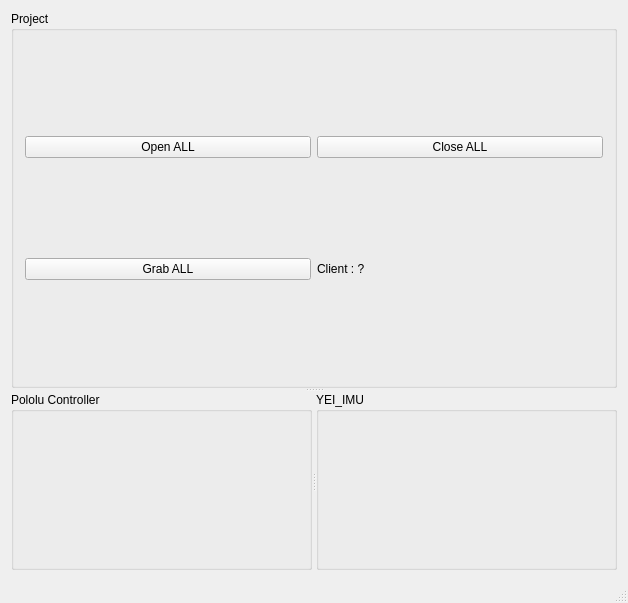
SilvioGiancola/OdroidXU4, file mainwindow.ui: the form before one commit.
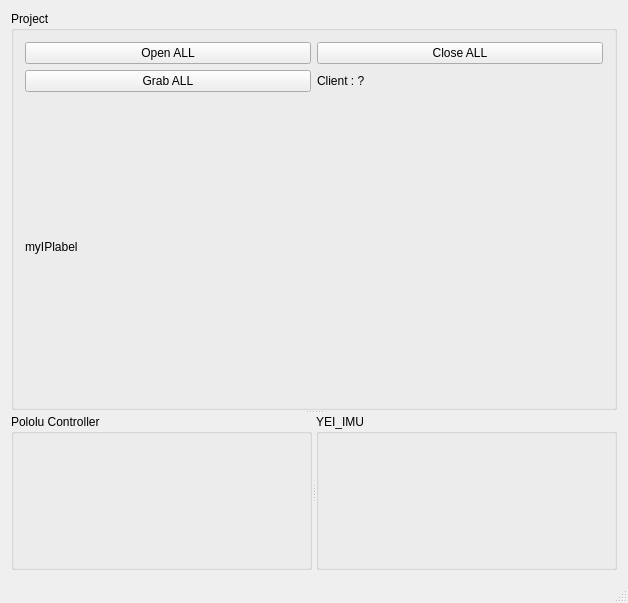
The form after the commit. Custom widgets are drawn as their Qt base class.

Diff of the .ui file:
```diff
--- a/mainwindow.ui
+++ b/mainwindow.ui
@@ -31,34 +31,41 @@
         <string>Project</string>
        </property>
        <layout class="QGridLayout" name="gridLayout_2">
-        <item row="2" column="1">
-         <widget class="QPushButton" name="pushButton_graball">
-          <property name="text">
-           <string>Grab ALL</string>
-          </property>
-         </widget>
-        </item>
-        <item row="0" column="2">
-         <widget class="QPushButton" name="pushButton_closeall">
-          <property name="text">
-           <string>Close ALL</string>
-          </property>
-         </widget>
-        </item>
-        <item row="0" column="1">
+        <item row="0" column="0">
          <widget class="QPushButton" name="pushButton_openall">
           <property name="text">
            <string>Open ALL</string>
           </property>
          </widget>
         </item>
-        <item row="2" column="2">
+        <item row="0" column="1">
+         <widget class="QPushButton" name="pushButton_closeall">
+          <property name="text">
+           <string>Close ALL</string>
+          </property>
+         </widget>
+        </item>
+        <item row="1" column="0">
+         <widget class="QPushButton" name="pushButton_graball">
+          <property name="text">
+           <string>Grab ALL</string>
+          </property>
+         </widget>
+        </item>
+        <item row="1" column="1">
          <widget class="QLabel" name="label_ClientState">
           <property name="text">
            <string>Client : ?</string>
           </property>
          </widget>
         </item>
+        <item row="2" column="0">
+         <widget class="QLabel" name="label_IP">
+          <property name="text">
+           <string>myIPlabel</string>
+          </property>
+         </widget>
+        </item>
        </layout>
       </widget>
       <widget class="QSplitter" name="splitter">
```
